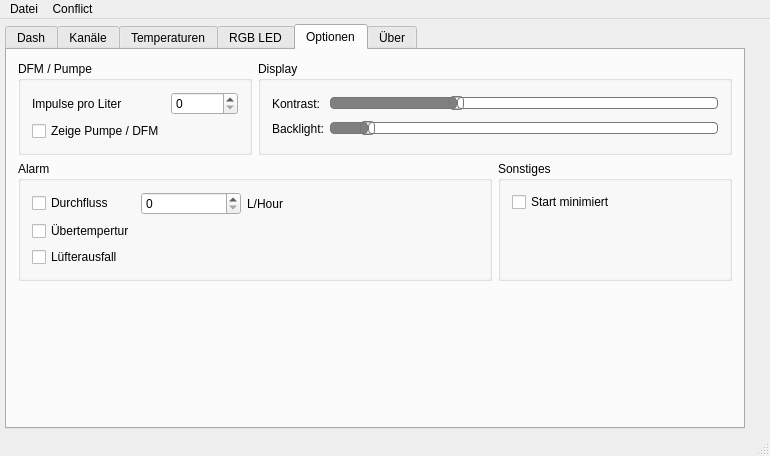
Above: src/mainwindow.ui from debauer/Conflict_Gui-V3 before the change. Below: the same form after it.
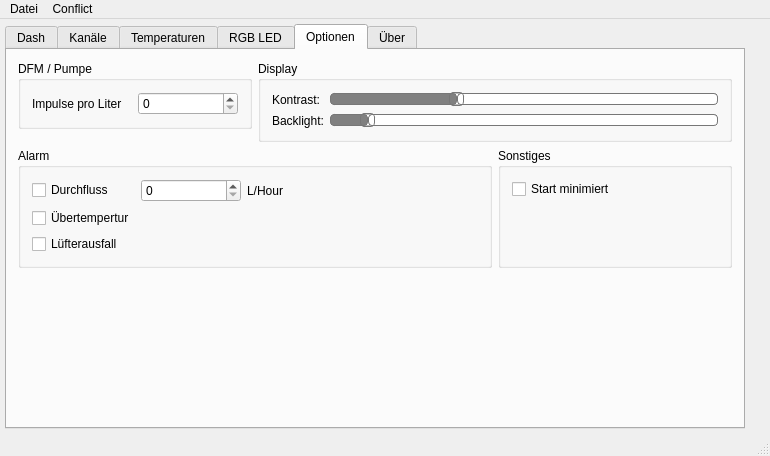
That is the form after the change. The open tabs and pages were chosen to show the change.

```diff
--- a/src/mainwindow.ui
+++ b/src/mainwindow.ui
@@ -971,7 +971,7 @@
           </layout>
          </widget>
         </item>
-        <item row="0" column="0">
+        <item row="0" column="0" alignment="Qt::AlignTop">
          <widget class="QGroupBox" name="groupBox_5">
           <property name="maximumSize">
            <size>
@@ -1018,13 +1018,6 @@
              </property>
             </widget>
            </item>
-           <item row="1" column="0">
-            <widget class="QCheckBox" name="optionenDfmShow">
-             <property name="text">
-              <string>Zeige Pumpe / DFM</string>
-             </property>
-            </widget>
-           </item>
           </layout>
          </widget>
         </item>
@@ -1044,7 +1037,7 @@
           </layout>
          </widget>
         </item>
-        <item row="0" column="1" colspan="2">
+        <item row="0" column="1" colspan="2" alignment="Qt::AlignTop">
          <widget class="QGroupBox" name="groupBox_4">
           <property name="title">
            <string>Display</string>
```
Left out of the diff: 12 changed lines with no effect on the pictures.
